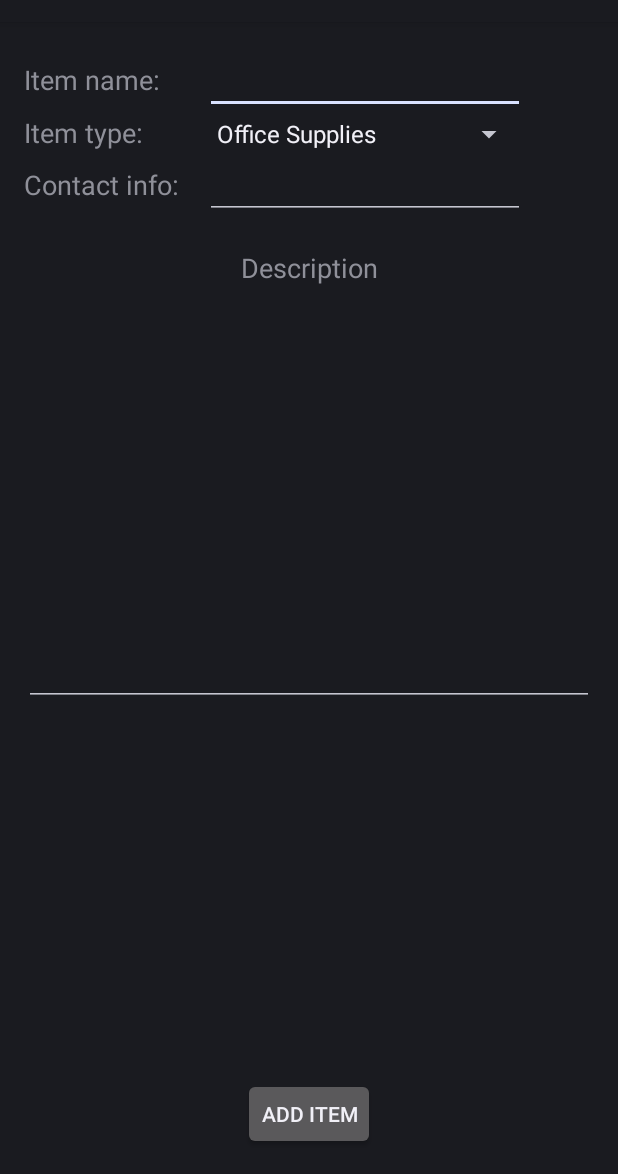
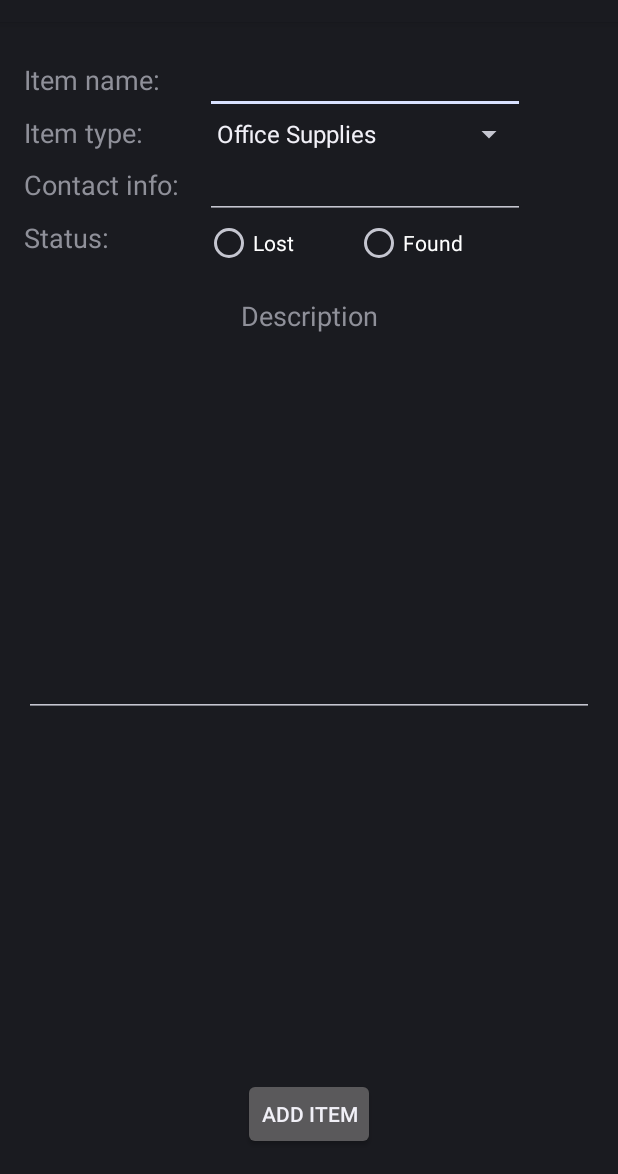
Before and after one commit to asantana48/LostNFound, an Android app: the InventoryAdd screen opened directly, with no data from a screen before it, on a phone screen of 412 x 824 dp, the part 62-1236 px from its top. Run offline under Robolectric (Android 15) with nearby library versions, the phone set to English and light mode, and no system bars; pictures from the network do not load.

Commit message:
Changed inventory add UI
Added strings and refactored strings.xml, added radio buttons to
activity_inventory_add.xml

```diff
--- a/app/src/main/res/layout/activity_inventory.xml
+++ b/app/src/main/res/layout/activity_inventory.xml
@@ -12,7 +12,7 @@
     tools:context="com.santanawilliams.lostandfound.Inventory">
 
     <Button
-        android:text="@string/inv_add"
+        android:text="@string/add_title"
         android:layout_width="match_parent"
         android:id="@+id/addBtn"
         android:textSize="24sp"
--- a/app/src/main/res/layout/activity_inventory_add.xml
+++ b/app/src/main/res/layout/activity_inventory_add.xml
@@ -18,6 +18,7 @@
         android:layout_alignParentTop="true"
         android:layout_alignParentStart="true"
         android:layout_marginBottom="20dp">
+
 
         <TableRow
             android:layout_width="match_parent"
@@ -76,6 +77,41 @@
                 android:id="@+id/contactInput" />
 
         </TableRow>
+
+        <TableRow
+            android:layout_width="match_parent"
+            android:layout_height="match_parent" >
+
+            <TextView
+                android:text="@string/stat"
+                android:layout_width="wrap_content"
+                android:layout_height="wrap_content"
+                android:textSize="18sp"
+                android:id="@+id/textView12" />
+
+            <RadioGroup
+                android:layout_width="wrap_content"
+                android:layout_height="wrap_content"
+                android:orientation="horizontal">
+
+                <RadioButton
+                    android:text="@string/lost"
+                    android:layout_width="wrap_content"
+                    android:layout_height="wrap_content"
+                    android:id="@+id/radioLost"
+                    android:layout_weight="1" />
+
+                <RadioButton
+                    android:text="@string/found"
+                    android:layout_width="wrap_content"
+                    android:layout_height="wrap_content"
+                    android:id="@+id/radioFound"
+                    android:layout_weight="1" />
+
+            </RadioGroup>
+
+        </TableRow>
+
     </TableLayout>
 
 
@@ -95,7 +131,7 @@
         android:id="@+id/descriptionInput"
         android:gravity="top"
         android:layout_height="280dp"
-        android:layout_below="@+id/textView5"
+        android:layout_below="@+id/inputLayout"
         android:layout_alignParentStart="true" />
 
     <Button
--- a/app/src/main/res/layout/activity_main.xml
+++ b/app/src/main/res/layout/activity_main.xml
@@ -12,7 +12,7 @@
     tools:context="com.santanawilliams.lostandfound.MainActivity">
 
     <Button
-        android:text="@string/inventory"
+        android:text="@string/inv_lost"
         android:layout_marginTop="20dp"
         android:layout_marginBottom="10dp"
         android:layout_marginStart="15dp"
@@ -23,7 +23,7 @@
         android:onClick="onInventoryClick" />
 
     <Button
-        android:text="@string/contact_us"
+        android:text="@string/inv_add"
         android:layout_marginTop="10dp"
         android:layout_marginBottom="10dp"
         android:layout_marginStart="15dp"
--- a/app/src/main/res/values/strings.xml
+++ b/app/src/main/res/values/strings.xml
@@ -2,17 +2,18 @@
     <string name="app_name">Penn State Lost and Found</string>
 
     <!-- Main menu screen -->
-    <string name="inventory">Our Inventory</string>
-    <string name="contact_us">Contact Us</string>
+    <string name="inv_lost">View Catalog</string>
+    <string name="inv_add">Add Item</string>
     <string name="links">Links</string>
 
     <!--Inventory screen -->
-    <string name="inv_add">Add New Entry</string>
+    <string name="add_title">Add New Entry</string>
 
     <!--Contact screen-->
     <string name="title">Contact PSU Lost and Found!</string>
     <string name="name">Name:</string>
     <string name="subj">Subject:</string>
+    <string name="stat">Status:</string>
     <string name="msg">Message</string>
     <string name="send">Send</string>
     <string name="phone">Phone number: 814-898-6101</string>
@@ -21,8 +22,11 @@
     <string name="item_name">Item name:</string>
     <string name="item_type">Item type:</string>
     <string name="contact_info">Contact info:</string>
+    <string name="lost">Lost</string>
+    <string name="found">Found</string>
     <string name="desc">Description</string>
     <string name="add">Add Item</string>
+
     <!-- Add screen: item types -->
     <string-array name="types">
         <item>Office Supplies</item>
```
